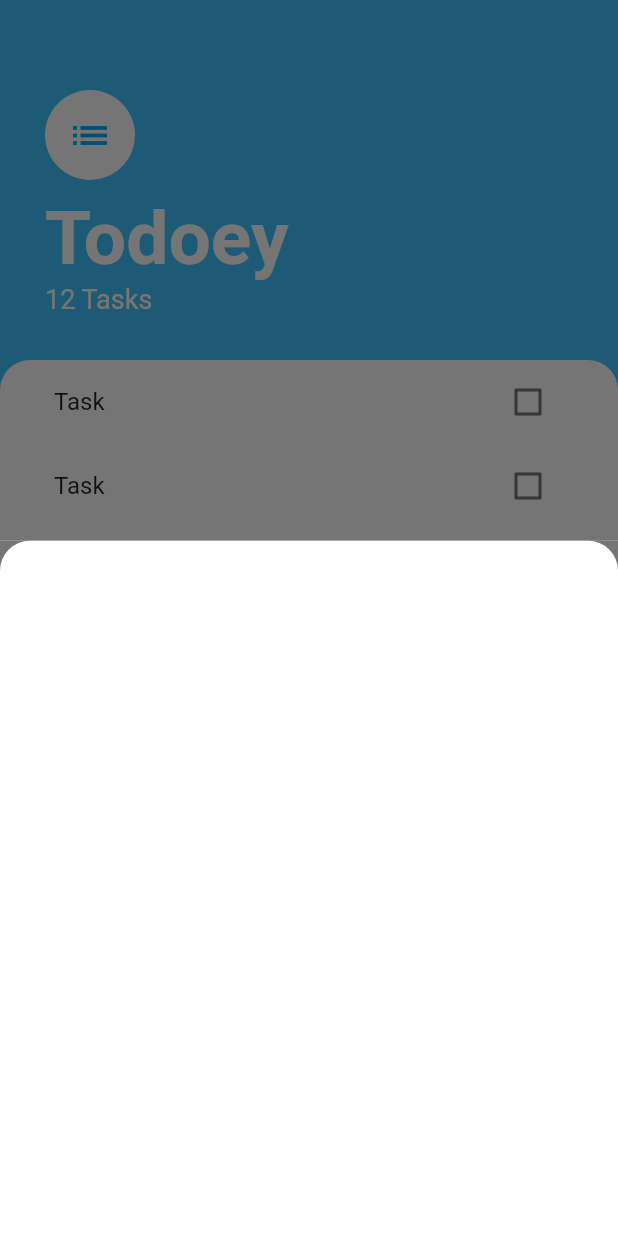
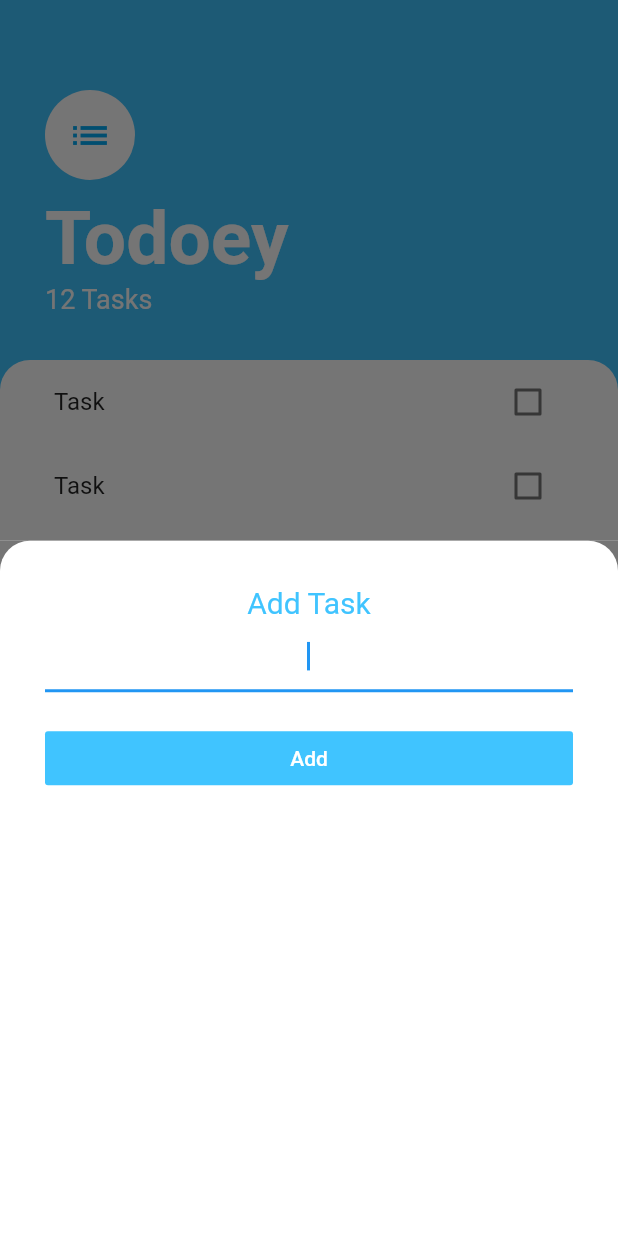
Before and after one commit to SpiriDs/FlutterToDo, a Flutter app: the screen it shows after launch, after a tap on the "add" icon, on a phone screen of 412 x 824 dp. Run offline on Flutter 3.47's test engine with Material 2 defaults, Android fonts, the phone set to English and light mode, and no system bars.

Commit message:
Complete the design of the todo list

```diff
--- a/lib/screens/add_task_screen.dart
+++ b/lib/screens/add_task_screen.dart
@@ -6,6 +6,7 @@ class AddTaskScreen extends StatelessWidget {
     return Container(
       color: Color(0xff757575),
       child: Container(
+        padding: EdgeInsets.all(30),
         decoration: BoxDecoration(
           borderRadius: BorderRadius.only(
             topLeft: Radius.circular(20.0),
@@ -13,6 +14,34 @@ class AddTaskScreen extends StatelessWidget {
           ),
           color: Colors.white,
         ),
+        child: Column(
+          crossAxisAlignment: CrossAxisAlignment.stretch,
+          children: <Widget>[
+            Text(
+              'Add Task',
+              style: TextStyle(
+                fontSize: 20.0,
+                color: Colors.lightBlueAccent,
+              ),
+              textAlign: TextAlign.center,
+            ),
+            TextField(
+              autofocus: true,
+              textAlign: TextAlign.center,
+            ),
+            SizedBox(
+              height: 20,
+            ),
+            FlatButton(
+              color: Colors.lightBlueAccent,
+              textColor: Colors.white,
+              child: Text('Add'),
+              onPressed: () {
+                //TODO Implement functionality
+              },
+            )
+          ],
+        ),
       ),
     );
   }
```
